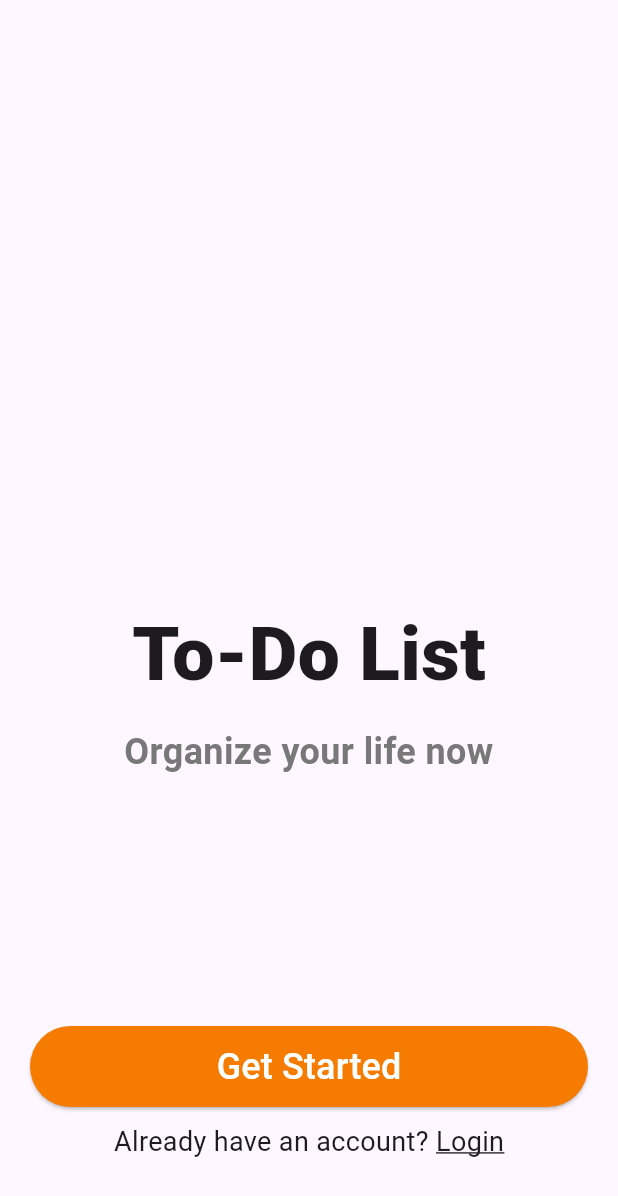
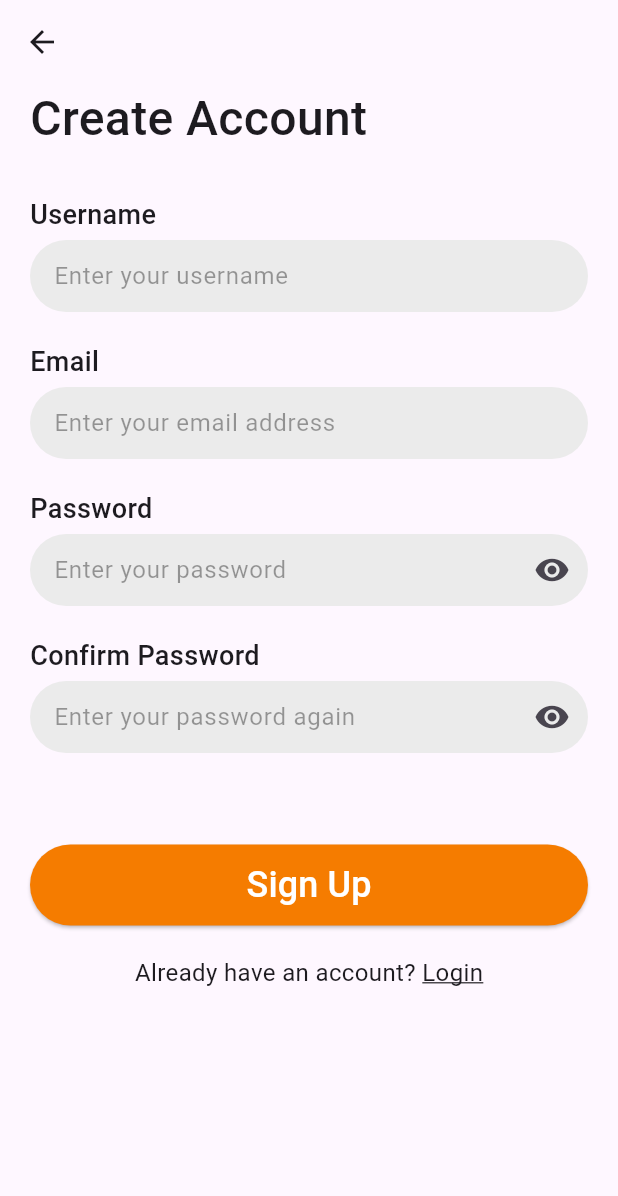
Before and after one commit to bjurd/flutter-todo, a Flutter app: the screen it shows after launch, after a tap on "Get Started", on a phone screen of 412 x 824 dp. Shown: the top 1196 px of the screen. Run offline on Flutter 3.47's test engine with Material 3 defaults, Android fonts, the phone set to English and light mode, and no system bars; our stand-ins replace firebase_core; accounts and stored records are empty.

Commit message:
Add routes and signup

```diff
--- /dev/null
+++ b/lib/forms.dart
@@ -0,0 +1,513 @@
+import 'package:flutter/gestures.dart';
+import 'package:flutter/material.dart';
+
+import "buttons.dart";
+
+class FormFieldLabel extends StatelessWidget
+{
+  final String labelText;
+
+  const FormFieldLabel({
+    super.key,
+    required this.labelText
+  });
+
+  @override
+  Widget build(BuildContext context)
+  {
+    return Text(
+        labelText,
+
+        style: TextStyle(
+          fontSize: 18,
+          fontWeight: FontWeight.w500,
+        )
+    );
+  }
+}
+
+class FormFieldInput extends StatefulWidget
+{
+  final String? hintText;
+  final bool? obscureText;
+  final Widget? suffixIcon;
+
+  FormFieldValidator<String>? validator;
+  TextEditingController? controller;
+
+  FormFieldInput({
+    super.key,
+    this.hintText,
+    this.obscureText,
+    this.suffixIcon,
+
+    this.validator,
+    this.controller
+  });
+
+  @override
+  FormFieldInputState createState() => FormFieldInputState();
+}
+
+class FormFieldInputState extends State<FormFieldInput>
+{
+  bool? _isObscured;
+
+  @override
+  void initState()
+  {
+    super.initState();
+    _isObscured = widget.obscureText ?? false;
+  }
+
+  void _toggleVisibility()
+  {
+    setState( ()
+    {
+      _isObscured = ! _isObscured!;
+    });
+  }
+
+  @override
+  Widget build(BuildContext context)
+  {
+    return Container(
+      decoration: BoxDecoration(
+        borderRadius: BorderRadius.circular(999),
+        color: Color.fromRGBO(235, 235, 235, 1),
+      ),
+
+      child: TextFormField(
+        obscureText: _isObscured ?? false,
+
+        validator: widget.validator,
+
+        controller: widget.controller,
+
+        decoration: InputDecoration(
+          hintText: widget.hintText,
+          hintStyle: TextStyle(
+            color: Colors.black38,
+          ),
+
+          suffixIcon: widget.obscureText == true
+              ? IconButton(
+            icon: Icon(
+              _isObscured! ? Icons.visibility : Icons.visibility_off,
+            ),
+
+            onPressed: _toggleVisibility,
+          )
+              : widget.suffixIcon,
+
+          contentPadding: EdgeInsets.symmetric(horizontal: 16, vertical: 12),
+
+          border: InputBorder.none,
+
+          focusedBorder: OutlineInputBorder(
+            borderSide: BorderSide(
+              color: Colors.orange,
+
+              width: 2,
+            ),
+            borderRadius: BorderRadius.circular(30.0),
+          ),
+        ),
+      ),
+    );
+  }
+}
+
+class SignUpForm extends StatefulWidget
+{
+  const SignUpForm({
+    super.key
+  });
+
+  @override
+  SignUpFormState createState() => SignUpFormState();
+}
+
+class SignUpFormState extends State<SignUpForm>
+{
+  final _formKey = GlobalKey<FormState>();
+  final _controllerPassword = TextEditingController();
+  final _controllerPasswordConfirm = TextEditingController();
+
+  String _error = "";
+
+  @override
+  Widget build(BuildContext context)
+  {
+    return Form(
+      key: _formKey,
+
+      child: Column(
+        crossAxisAlignment: CrossAxisAlignment.start,
+
+        spacing: 20,
+
+        children: [
+
+          // Username / Email
+          Container(
+              child: Column(
+                crossAxisAlignment: CrossAxisAlignment.start,
+
+                children: [
+                  FormFieldLabel(labelText: "Username"),
+                  SizedBox(height: 4),
+                  FormFieldInput(
+                      hintText: "Enter your username",
+
+                      validator: (value)
+                      {
+                        if (value == null || value.isEmpty)
+                        {
+                          return "Please enter a username";
+                        }
+
+                        return null;
+                      }
+                  ),
+                ],
+              )
+          ),
+
+          Container(
+            child: Column(
+              crossAxisAlignment: CrossAxisAlignment.start,
+
+              children: [
+                FormFieldLabel(labelText: "Email"),
+                SizedBox(height: 4),
+                FormFieldInput(
+                  hintText: "Enter your email address",
+
+                  validator: (value)
+                  {
+                    if (value == null || value.isEmpty)
+                    {
+                      return "Please enter an email address";
+                    }
+
+                    String pattern = r'^[a-zA-Z0-9._%+-]+@[a-zA-Z0-9.-]+\.[a-zA-Z]{2,4}$';
+                    RegExp regex = RegExp(pattern);
+
+                    if (!regex.hasMatch(value))
+                    {
+                      return "Please enter a valid email";
+                    }
+
+                    return null;
+                  },
+                ),
+              ],
+            ),
+          ),
+
+          // Password
+          Container(
+            child: Column(
+              crossAxisAlignment: CrossAxisAlignment.start,
+
+              children: [
+                FormFieldLabel(labelText: "Password"),
+                SizedBox(height: 4),
+                FormFieldInput(
+                    hintText: "Enter your password",
+                    obscureText: true,
+
+                    controller: _controllerPassword,
+
+                    validator: (value)
+                    {
+                      if (value == null || value.isEmpty)
+                      {
+                        return "Please enter a username";
+                      }
+
+                      return null;
+                    }
+                ),
+              ],
+            ),
+          ),
+
+          // Password confirmation
+          Container(
+            child: Column(
+              crossAxisAlignment: CrossAxisAlignment.start,
+
+              children: [
+                FormFieldLabel(labelText: "Confirm Password"),
+                SizedBox(height: 4),
+                FormFieldInput(
+                    hintText: "Enter your password again",
+                    obscureText: true,
+
+                    controller: _controllerPasswordConfirm,
+
+                    validator: (value)
+                    {
+                      if (value == null || value.isEmpty)
+                      {
+                        return "Please enter a username";
+                      }
+
+                      return null;
+                    }
+                ),
+              ],
+            ),
+          ),
+
+          // Error Message
+          Text(
+            _error,
+
+            style: TextStyle(
+              color: Colors.red,
+            ),
+          ),
+
+          // Submit
+          PrimaryButton(
+            text: "Sign Up",
+
+            onPressed: ()
+            {
+              if (_formKey.currentState == null)
+              {
+                print("_formKey.currentState is null");
+                return;
+              }
+
+              if (!_formKey.currentState!.validate())
+              {
+                print("Failed validation");
+                return;
+              }
+
+              // Validating password matches
+              String password = _controllerPassword.text;
+              String passwordConfirm = _controllerPasswordConfirm.text;
+
+              if (password.compareTo(passwordConfirm) != 0)
+              {
+                _error += "Passwords do not match";
+
+                setState(() {});
+
+                _formKey.currentState!.save();
+
+                return;
+              }
+
+              // Success
+              Navigator.pushNamed(
+                context,
+                "/login",
+              );
+            },
+          ),
+
+          // Sign Up
+          Row(
+            mainAxisAlignment: MainAxisAlignment.center,
+
+            children: [
+              Text.rich(
+                TextSpan(
+                  text: "Already have an account? ",
+
+                  style: TextStyle(
+                    fontSize: 16,
+                  ),
+
+                  // Sign up link
+                  children: [
+                    TextSpan(
+                      text: "Login",
+
+                      style: TextStyle(
+                        decoration: TextDecoration.underline,
+                      ),
+
+                      recognizer: TapGestureRecognizer()
+                        ..onTap = ()
+                        {
+                          Navigator.pushNamed(context, '/login');
+                        },
+                    ),
+                  ],
+                ),
+              ),
+            ],
+          ),
+        ],
+      ),
+    );
+  }
+}
+
+class LoginForm extends StatefulWidget
+{
+  const LoginForm({
+    super.key
+  });
+
+  @override
+  LoginFormState createState() => LoginFormState();
+}
+
+class LoginFormState extends State<LoginForm>
+{
+  final _formKey = GlobalKey<FormState>();
+
+  @override
+  Widget build(BuildContext context)
+  {
+    return Form(
+      key: _formKey,
+
+      child: Column(
+        crossAxisAlignment: CrossAxisAlignment.start,
+
+        spacing: 20,
+
+        children: [
+
+          // Username / Email
+          Container(
+              child: Column(
+                crossAxisAlignment: CrossAxisAlignment.start,
+
+                children: [
+                  FormFieldLabel(labelText: "Username or Email"),
+                  SizedBox(height: 4),
+                  FormFieldInput(
+                      hintText: "Enter your username or email",
+
+                      validator: (value)
+                      {
+                        if (value == null || value.isEmpty)
+                        {
+                          return "Please enter a username or email";
+                        }
+
+                        return null;
+                      }
+                  ),
+                ],
+              )
+          ),
+
+          // Password
+          Container(
+            child: Column(
+              crossAxisAlignment: CrossAxisAlignment.start,
+
+              children: [
+                // Password field
+                FormFieldLabel(labelText: "Password"),
+                SizedBox(height: 4),
+                FormFieldInput(
+                    hintText: "Enter your password",
+                    obscureText: true,
+
+                    validator: (value)
+                    {
+                      if (value == null || value.isEmpty)
+                      {
+                        return "Please enter a password";
+                      }
+
+                      return null;
+                    }
+                ),
+
+                // Forget Password
+                Container(
+                  width: double.infinity,
+
+                  margin: EdgeInsets.only(top: 10.0),
+
+                  child: Text(
+                    "Forget Password?",
+
+                    textAlign: TextAlign.right,
+                  ),
+                )
+              ],
+            ),
+          ),
+
+          // Submit
+          PrimaryButton(
+            text: "Login",
+
+            onPressed: ()
+            {
+              if (_formKey.currentState == null)
+              {
+                print("_formKey.currentState is null");
+                return;
+              }
+
+              // Fails validation
+              if (!_formKey.currentState!.validate())
+              {
+                print("Failed validation");
+
+                _formKey.currentState!.save();
+
+                return;
+              }
+
+              // Success
+              Navigator.pushNamed(
+                  context,
+                  "/home"
+              );
+            },
+          ),
+
+          // Sign Up
+          Row(
+            mainAxisAlignment: MainAxisAlignment.center,
+
+            children: [
+              Text.rich(
+                TextSpan(
+                  text: "Don't have an account? ",
+
+                  style: TextStyle(
+                    fontSize: 16,
+                  ),
+
+                  // Sign up link
+                  children: [
+                    TextSpan(
+                      text: "Sign Up",
+
+                      style: TextStyle(
+                        decoration: TextDecoration.underline,
+                      ),
+
+                      recognizer: TapGestureRecognizer()
+                        ..onTap = ()
+                        {
+                          Navigator.pushNamed(context, '/signup');
+                        },
+                    ),
+                  ],
+                ),
+              ),
+            ],
+          ),
+        ],
+      ),
+    );
+  }
+}
--- a/lib/main.dart
+++ b/lib/main.dart
@@ -4,6 +4,7 @@ import 'package:firebase_core/firebase_core.dart';
 import 'firebase_options.dart';
 
 import "welcome.dart";
+import "signup.dart";
 
 void main() async
 {
@@ -14,6 +15,12 @@ void main() async
   );
 
   runApp(MaterialApp(
-    home: Welcome(),
+    initialRoute: "/",
+
+    routes:
+    {
+      "/": (context) => Welcome(),
+      "/signup": (context) => SignUp(),
+    }
   ));
 }
--- /dev/null
+++ b/lib/signup.dart
@@ -0,0 +1,42 @@
+import 'package:flutter/material.dart';
+
+import "./forms.dart";
+
+class SignUp extends StatelessWidget
+{
+  const SignUp({super.key});
+
+  @override
+  Widget build(BuildContext context)
+  {
+    return Scaffold(
+      appBar: AppBar(),
+      body: SafeArea(
+        child: Container(
+          padding: EdgeInsets.fromLTRB(20, 0, 20, 00),
+
+          child: Column(
+            mainAxisAlignment: MainAxisAlignment.start,
+            crossAxisAlignment: CrossAxisAlignment.start,
+
+            spacing: 28,
+
+            children: [
+              // Header
+              Text(
+                "Create Account",
+
+                style: TextStyle(
+                    fontSize: 32,
+                    fontWeight: FontWeight.w500
+                ),
+              ),
+
+              SignUpForm(),
+            ],
+          ),
+        ),
+      ),
+    );
+  }
+}
```
